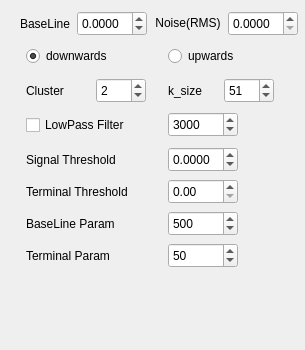
Qt form pynano/ui/input_par.ui (decacent/PyNano) before a commit.
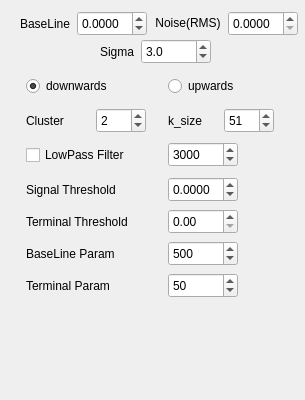
The same form after that commit. Icons and pictures are not drawn.

Diff of the .ui file:
```diff
--- a/pynano/ui/input_par.ui
+++ b/pynano/ui/input_par.ui
@@ -7,19 +7,19 @@
     <x>0</x>
     <y>0</y>
     <width>305</width>
-    <height>350</height>
+    <height>400</height>
    </rect>
   </property>
   <property name="minimumSize">
    <size>
     <width>305</width>
-    <height>350</height>
+    <height>400</height>
    </size>
   </property>
   <property name="maximumSize">
    <size>
     <width>305</width>
-    <height>350</height>
+    <height>400</height>
    </size>
   </property>
   <property name="windowTitle">
@@ -31,8 +31,8 @@
   <widget class="QPushButton" name="pushButton_2">
    <property name="geometry">
     <rect>
-     <x>165</x>
-     <y>270</y>
+     <x>160</x>
+     <y>320</y>
      <width>70</width>
      <height>70</height>
     </rect>
@@ -77,8 +77,8 @@
   <widget class="QPushButton" name="pushButton">
    <property name="geometry">
     <rect>
-     <x>60</x>
-     <y>270</y>
+     <x>50</x>
+     <y>320</y>
      <width>70</width>
      <height>70</height>
     </rect>
@@ -127,7 +127,7 @@
    <property name="geometry">
     <rect>
      <x>10</x>
-     <y>40</y>
+     <y>70</y>
      <width>281</width>
      <height>231</height>
     </rect>
@@ -594,15 +594,47 @@
     </item>
    </layout>
   </widget>
-  <zorder>pushButton_2</zorder>
-  <zorder>pushButton</zorder>
-  <zorder>layoutWidget</zorder>
-  <zorder>layoutWidget</zorder>
-  <zorder>label_cluster</zorder>
-  <zorder>spinBox_cluster</zorder>
-  <zorder>label_ksize</zorder>
-  <zorder>spinBox_ksize</zorder>
-  <zorder>label_cluster</zorder>
+  <widget class="QWidget" name="">
+   <property name="geometry">
+    <rect>
+     <x>100</x>
+     <y>36</y>
+     <width>111</width>
+     <height>31</height>
+    </rect>
+   </property>
+   <layout class="QHBoxLayout" name="horizontalLayout">
+    <item>
+     <widget class="QLabel" name="label_sigma">
+      <property name="text">
+       <string>Sigma</string>
+      </property>
+     </widget>
+    </item>
+    <item>
+     <widget class="QDoubleSpinBox" name="doubleSpinBox_sigma">
+      <property name="minimumSize">
+       <size>
+        <width>70</width>
+        <height>25</height>
+       </size>
+      </property>
+      <property name="maximumSize">
+       <size>
+        <width>70</width>
+        <height>25</height>
+       </size>
+      </property>
+      <property name="decimals">
+       <number>1</number>
+      </property>
+      <property name="value">
+       <double>3.000000000000000</double>
+      </property>
+     </widget>
+    </item>
+   </layout>
+  </widget>
  </widget>
  <resources>
   <include location="images.qrc"/>
```
